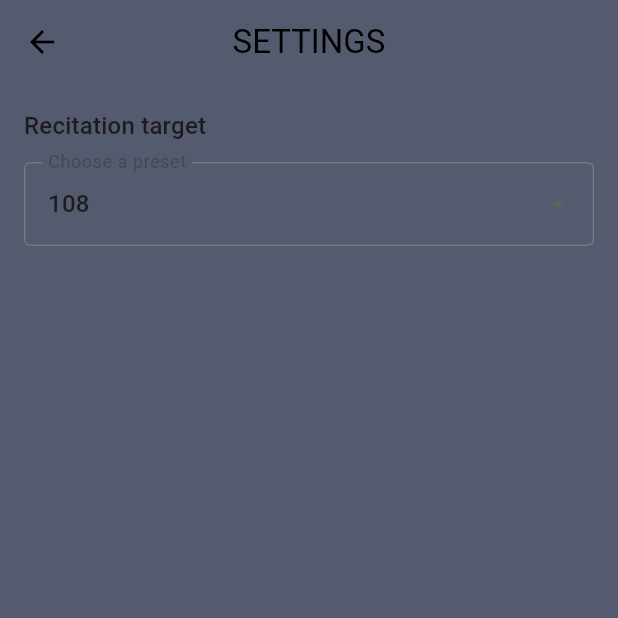
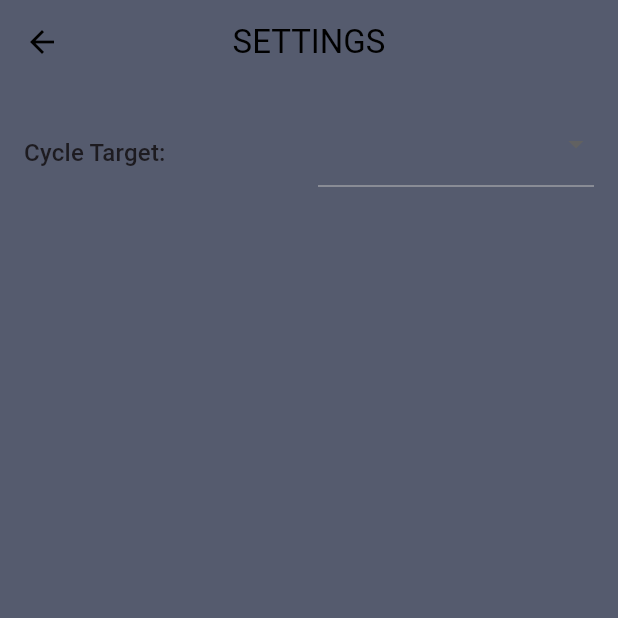
Before and after one commit to Hiromichi-1449/Recite, a Flutter app: the SettingsPage screen opened directly, on a phone screen of 412 x 824 dp, the top half of it. Run offline on Flutter 3.47's test engine with Material 3 defaults, Android fonts, the phone set to English and light mode, and no system bars; drawn by our look-alikes of dropdown_button2; our stand-ins replace firebase_core, flutter_riverpod, google_sign_in; accounts and stored records are empty.

Commit message:
Added dropdown menu on cycle numbers in the settings, with refactor

```diff
--- a/lib/pages/settingsPage.dart
+++ b/lib/pages/settingsPage.dart
@@ -3,6 +3,7 @@ import 'package:flutter_riverpod/flutter_riverpod.dart';
 import 'package:flutter/services.dart';
 import 'package:flutter/cupertino.dart';
 import 'package:recite_flutter/pages/counterPage.dart';
+import 'package:dropdown_button2/dropdown_button2.dart';
 
 // NOTE: When you add your global state later, call it here.
 // import 'package:recite_flutter/state/recitation_state.dart'; // TODO: wire up setTarget()
@@ -18,26 +19,20 @@ class _SettingsPageState extends ConsumerState<SettingsPage> {
   static const preSetOptions = [21, 49, 108, 1080];
 
   int? _selected; // null means "Custom…"
-  final TextEditingController _customCtrl = TextEditingController();
 
   @override
   void dispose() {
-    _customCtrl.dispose();
     super.dispose();
   }
 
   void _applyTarget(int value) {
     ref.read(recitationProvider.notifier).setTarget(value);
-    ScaffoldMessenger.of(context).showSnackBar(
-      SnackBar(content: Text('Recitation target set to $value')),
-    );
   }
 
   @override
   Widget build(BuildContext context) {
     final recite = ref.watch(recitationProvider);
     _selected = preSetOptions.contains(recite.target) ? recite.target : null;
-    if (_selected == null) _customCtrl.text = recite.target.toString();
     return Scaffold(
       backgroundColor: const Color(0xFF555B6E),
       appBar: AppBar(
@@ -51,67 +46,51 @@ class _SettingsPageState extends ConsumerState<SettingsPage> {
         child: Column(
           crossAxisAlignment: CrossAxisAlignment.start,
           children: [
-            Text('Recitation target', style: Theme.of(context).textTheme.titleMedium),
-            const SizedBox(height: 12),
+Row(
+  crossAxisAlignment: CrossAxisAlignment.center,
+          children: [
+            Expanded(
+              flex: 2, // adjust how much space the title takes
+              child: Text(
+                'Cycle Target:',
+                style: Theme.of(context).textTheme.titleMedium,
+              ),
+            ),
+            const SizedBox(width: 12),
+            Expanded(
+              flex: 2, // adjust dropdown width
+              child: SizedBox(
+                height: 60, // slightly smaller looks cleaner
+                child: DropdownButton2<int?>(
+                  isExpanded: true,
+                  dropdownStyleData: DropdownStyleData
+                  (
+                    decoration: BoxDecoration
+                    (
+                      color: Colors.blueGrey,
+                      borderRadius: BorderRadius.circular(8),
+                    ),
+                  ),
 
-            DropdownButtonFormField<int?>(
-              value: preSetOptions.contains(_selected) ? _selected : null,
-              decoration: const InputDecoration(
-                labelText: 'Choose a preset',
-                border: OutlineInputBorder(),
-              ),
                   items: [
                     ...preSetOptions.map(
-                  (v) => DropdownMenuItem<int?>(
+                      (v) => DropdownMenuItem<int?>
+                      (
                         value: v,
                         child: Text('$v'),
                       ),
                     ),
-                const DropdownMenuItem<int?>(value: null, child: Text('Custom…')),
                   ],
                   onChanged: (val) {
                     setState(() => _selected = val);
-                if (val != null) {
-                  _applyTarget(val);
+                    if (val != null) { _applyTarget(val);
                     }
                   },
                 ),
-
-            const SizedBox(height: 16),
-
-            if (_selected == null)
-              Row(
-                children: [
-                  Expanded(
-                    child: TextField(
-                      controller: _customCtrl,
-                      keyboardType: TextInputType.number,
-                      decoration: const InputDecoration(
-                        labelText: 'Custom number',
-                        hintText: 'Enter a positive integer',
-                        border: OutlineInputBorder(),
               ),
-                    ),
-                  ),
-                  const SizedBox(width: 12),
-                  FilledButton(
-                    onPressed: () {
-                      final v = int.tryParse(_customCtrl.text.trim());
-                      if (v == null || v <= 0) {
-                        ScaffoldMessenger.of(context).showSnackBar(
-                          const SnackBar(content: Text('Enter a positive integer')),
-                        );
-                        return;
-                      }
-                      _applyTarget(v);
-                    },
-                    child: const Text('Apply'),
             ),
           ],
         ),
-
-            const Spacer(),
-            // Room for future settings (theme, haptics, etc.)
           ],
         ),
       ),
--- a/pubspec.yaml
+++ b/pubspec.yaml
@@ -34,6 +34,7 @@ dependencies:
   firebase_auth: ^6.0.1
   google_sign_in: ^7.1.1
   flutter_riverpod: ^2.5.1
+  dropdown_button2: ^2.3.9
 
   # The following adds the Cupertino Icons font to your application.
   # Use with the CupertinoIcons class for iOS style icons.
```
Also changed, not shown: pubspec.lock. Lines whose indentation alone changed are shown as unchanged.
